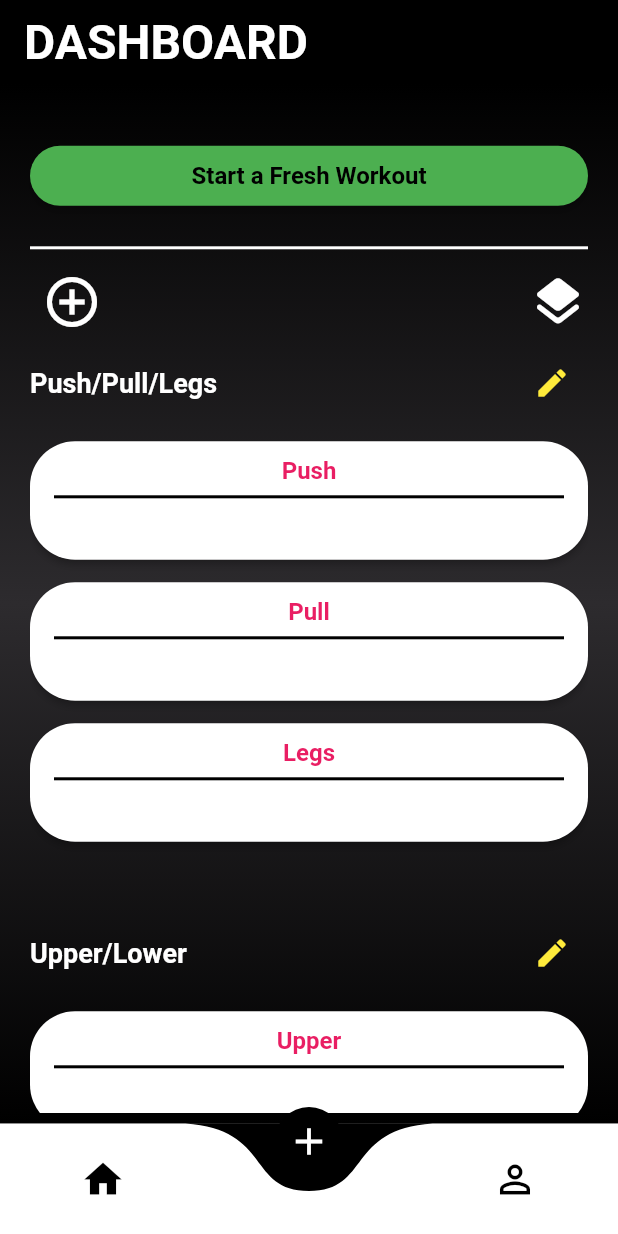
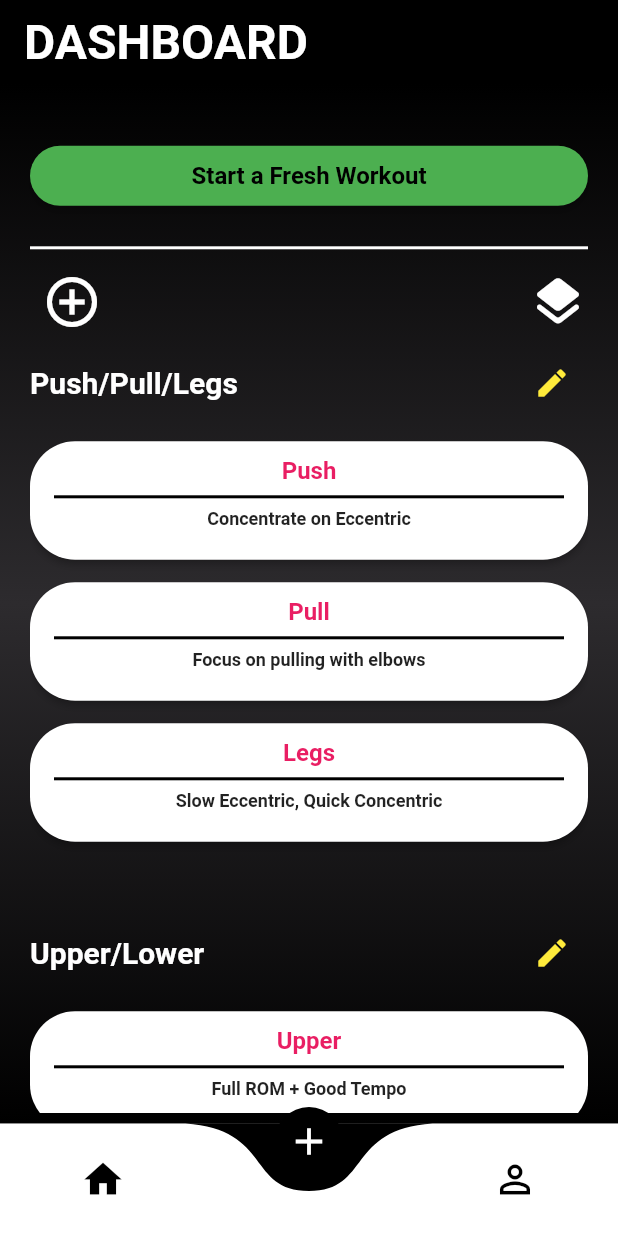
Before and after one commit to ignRyann/gymclubapp, a Flutter app: the screen it shows once a user with an empty profile is signed in, on a phone screen of 412 x 824 dp. Run offline on Flutter 3.47's test engine with Material 2 defaults, Android fonts, the phone set to English and light mode, and no system bars; drawn by our look-alikes of curved_navigation_bar; our stand-ins replace cloud_firestore, firebase_auth, firebase_core; accounts and stored records are empty.

Commit message:
adding dummData descriptions

```diff
--- a/gymclubapp/lib/screens/general/workoutdashboard/template.dart
+++ b/gymclubapp/lib/screens/general/workoutdashboard/template.dart
@@ -19,7 +19,7 @@ class _TemplateState extends State<Template> {
         templateGroupItems: [
           WorkoutTemplate(
             templateName: "Push",
-            templateDescription: "",
+            templateDescription: "Concentrate on Eccentric",
             templateExercises: [
               Exercise(
                   name: "Dumbell Press",
@@ -31,7 +31,7 @@ class _TemplateState extends State<Template> {
           ),
           WorkoutTemplate(
             templateName: "Pull",
-            templateDescription: "",
+            templateDescription: "Focus on pulling with elbows",
             templateExercises: [
               Exercise(
                   name: "Deadlift",
@@ -43,7 +43,7 @@ class _TemplateState extends State<Template> {
           ),
           WorkoutTemplate(
             templateName: "Legs",
-            templateDescription: "",
+            templateDescription: "Slow Eccentric, Quick Concentric",
             templateExercises: [
               Exercise(
                   name: "Squat",
@@ -60,7 +60,7 @@ class _TemplateState extends State<Template> {
         templateGroupItems: [
           WorkoutTemplate(
             templateName: "Upper",
-            templateDescription: "",
+            templateDescription: "Full ROM + Good Tempo",
             templateExercises: [
               Exercise(
                   name: "Dumbell Press",
@@ -72,7 +72,7 @@ class _TemplateState extends State<Template> {
           ),
           WorkoutTemplate(
             templateName: "Lower",
-            templateDescription: "",
+            templateDescription: "Ensure Good Form",
             templateExercises: [
               Exercise(
                   name: "Squat",
@@ -87,83 +87,6 @@ class _TemplateState extends State<Template> {
 
   @override
   Widget build(BuildContext context) {
-    // [Widget] Workout Container
-    // final workout = Container(
-    //   padding: const EdgeInsets.fromLTRB(0, 15, 0, 0),
-    //   width: MediaQuery.of(context).size.width,
-    //   decoration: BoxDecoration(borderRadius: BorderRadius.circular(90)),
-    //   child: ElevatedButton(
-    //       onPressed: () {
-    //         print("Redirect to Specific Workout");
-    //         // TODO Redirect to 'Specific Workout' Page
-    //       },
-    //       style: ButtonStyle(
-    //           overlayColor: MaterialStateProperty.all(Colors.grey),
-    //           backgroundColor: MaterialStateProperty.all(Colors.white),
-    //           shape: MaterialStateProperty.all<RoundedRectangleBorder>(
-    //               RoundedRectangleBorder(
-    //                   borderRadius: BorderRadius.circular(30)))),
-    //       child: Column(
-    //         children: const [
-    //           SizedBox(height: 10),
-    //           Text(
-    //             'PUSH',
-    //             style: TextStyle(
-    //               color: Colors.pink,
-    //               fontWeight: FontWeight.bold,
-    //               fontSize: 16,
-    //             ),
-    //           ),
-    //           Divider(
-    //             thickness: 2,
-    //             color: Colors.black,
-    //           ),
-    //           Text(
-    //             'Micro-Cycle - Month 2',
-    //             style: TextStyle(
-    //               color: Colors.black87,
-    //               fontWeight: FontWeight.bold,
-    //               fontSize: 12,
-    //             ),
-    //           ),
-    //           SizedBox(height: 20),
-    //         ],
-    //       )),
-    // );
-
-    // [Widget] Template Column
-    // final templateGroup = Container(
-    //     padding: const EdgeInsets.fromLTRB(0, 10, 0, 0),
-    //     child: Column(
-    //       crossAxisAlignment: CrossAxisAlignment.start,
-    //       children: <Widget>[
-    //         Row(
-    //           mainAxisAlignment: MainAxisAlignment.spaceBetween,
-    //           children: [
-    //             const Text(
-    //               'Template Name',
-    //               style: TextStyle(
-    //                   color: Colors.white,
-    //                   fontWeight: FontWeight.bold,
-    //                   fontSize: 18),
-    //             ),
-    //             IconButton(
-    //               onPressed: () {
-    //                 print("Template Settings Button has been pressed.");
-    //               },
-    //               icon: const Icon(
-    //                 Icons.edit,
-    //                 color: Colors.yellow,
-    //               ),
-    //             )
-    //           ],
-    //         ),
-    //         workout,
-    //         workout,
-    //         workout,
-    //       ],
-    //     ));
-
     // [Widget] Main Body
     return Container(
       width: MediaQuery.of(context).size.width,
@@ -197,7 +120,7 @@ class _TemplateState extends State<Template> {
                   style: const TextStyle(
                       color: Colors.white,
                       fontWeight: FontWeight.bold,
-                      fontSize: 18),
+                      fontSize: 20),
                 ),
                 IconButton(
                   onPressed: () {
```
